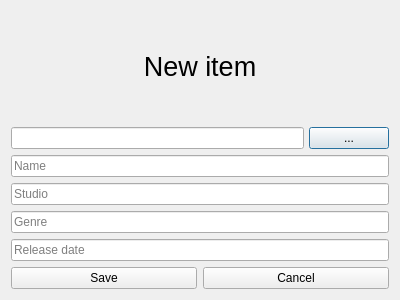
PlooskieDev/GameDB, file GameDBWidget/additemwindow.ui: the form before one commit.
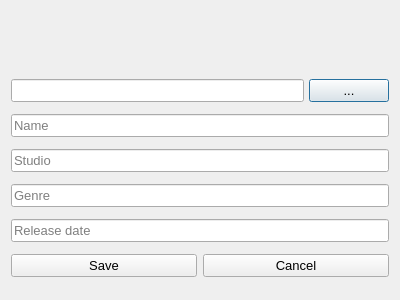
The form after the commit. Icons and pictures are not drawn.

```diff
--- a/GameDBWidget/additemwindow.ui
+++ b/GameDBWidget/additemwindow.ui
@@ -10,12 +10,37 @@
     <height>300</height>
    </rect>
   </property>
+  <property name="maximumSize">
+   <size>
+    <width>400</width>
+    <height>300</height>
+   </size>
+  </property>
+  <property name="font">
+   <font>
+    <pointsize>10</pointsize>
+   </font>
+  </property>
   <property name="windowTitle">
    <string>Dialog</string>
   </property>
   <layout class="QVBoxLayout" name="verticalLayout">
    <item>
-    <widget class="QLabel" name="label">
+    <layout class="QHBoxLayout" name="horizontalLayout_3">
+     <item>
+      <widget class="QLabel" name="addLabel">
+       <property name="sizePolicy">
+        <sizepolicy hsizetype="Preferred" vsizetype="Preferred">
+         <horstretch>0</horstretch>
+         <verstretch>0</verstretch>
+        </sizepolicy>
+       </property>
+       <property name="maximumSize">
+        <size>
+         <width>50</width>
+         <height>50</height>
+        </size>
+       </property>
      <property name="font">
       <font>
        <pointsize>20</pointsize>
@@ -25,7 +50,13 @@
       <bool>false</bool>
      </property>
      <property name="text">
-      <string>New item</string>
+        <string/>
+       </property>
+       <property name="textFormat">
+        <enum>Qt::AutoText</enum>
+       </property>
+       <property name="pixmap">
+        <pixmap resource="resources.qrc">:/addItem.png</pixmap>
      </property>
      <property name="scaledContents">
       <bool>false</bool>
@@ -35,6 +66,8 @@
      </property>
     </widget>
    </item>
+    </layout>
+   </item>
    <item>
     <layout class="QHBoxLayout" name="horizontalLayout">
      <property name="spacing">
```
Left out of the diff: 11 changed lines with no effect on the pictures. Lines whose indentation alone changed are shown as unchanged.
